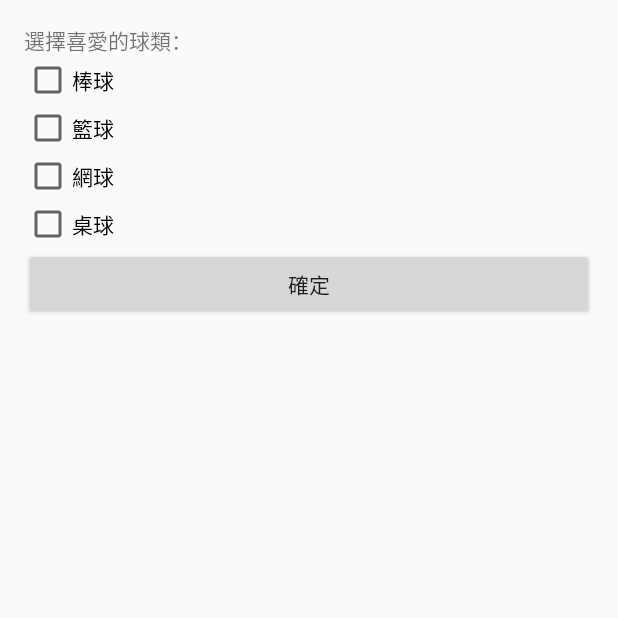
After one commit to Sundark7/NewTutorial, an Android app: the CheckBoxActivity screen opened directly, with no data from a screen before it, on a phone screen of 412 x 824 dp, the top half of it. The commit adds this screen. Run offline under Robolectric (Android 15) with nearby library versions, the phone set to English and light mode, and no system bars.

Commit message:
Add CheckBox

```diff
--- a/app/src/main/AndroidManifest.xml
+++ b/app/src/main/AndroidManifest.xml
@@ -63,6 +63,7 @@
         <activity android:name=".fragments.FragmentExActivity" />
         <activity android:name=".fragments.FragmentCallBackActivity" />
         <activity android:name=".fragments.MainActivity" />
+        <activity android:name=".ui.CheckBoxActivity" />
     </application>
 
 </manifest>
--- /dev/null
+++ b/app/src/main/java/com/example/g0294/tutorial/ui/CheckBoxActivity.java
@@ -0,0 +1,62 @@
+package com.example.g0294.tutorial.ui;
+
+import android.app.Activity;
+import android.os.Bundle;
+import android.view.View;
+import android.widget.Button;
+import android.widget.CheckBox;
+import android.widget.CompoundButton;
+import android.widget.Toast;
+
+import com.example.g0294.tutorial.R;
+
+public class CheckBoxActivity extends Activity implements View.OnClickListener {
+    private CheckBox basketball, tennis, baseball, table_tennis;
+    private Button button;
+
+    @Override
+    protected void onCreate(Bundle savedInstanceState) {
+        super.onCreate(savedInstanceState);
+        setContentView(R.layout.checkbox_layout);
+        basketball = (CheckBox) findViewById(R.id.basketball);
+        basketball.setOnCheckedChangeListener(new CompoundButton.OnCheckedChangeListener() {
+            @Override
+            public void onCheckedChanged(CompoundButton buttonView, boolean isChecked) {
+                String checked = isChecked ? "選擇" : "取消選擇";
+                Toast.makeText(CheckBoxActivity.this, buttonView.getText() + checked, Toast.LENGTH_SHORT).show();
+            }
+        });
+        baseball = (CheckBox) findViewById(R.id.baseball);
+        tennis = (CheckBox) findViewById(R.id.tennis);
+        table_tennis = (CheckBox) findViewById(R.id.table_tennis);
+        button = (Button) findViewById(R.id.button);
+        button.setOnClickListener(this);
+    }
+
+    @Override
+    public void onClick(View v) {
+        String s = "";
+        boolean flag = false;
+        if (basketball.isChecked()) {
+            s += basketball.getText().toString() + ",";
+            flag = true;
+        }
+        if (baseball.isChecked()) {
+            s += baseball.getText().toString() + ",";
+            flag = true;
+        }
+        if (tennis.isChecked()) {
+            s += tennis.getText().toString() + ",";
+            flag = true;
+        }
+        if (table_tennis.isChecked()) {
+            s += table_tennis.getText().toString() + ",";
+            flag = true;
+        }
+        if (!flag) {
+            Toast.makeText(this, "沒有選擇任何項目", Toast.LENGTH_SHORT).show();
+        } else {
+            Toast.makeText(this, s.substring(0, s.length() - 1), Toast.LENGTH_SHORT).show();
+        }
+    }
+}
--- a/app/src/main/java/com/example/g0294/tutorial/ui/UserInterfaceActivity.java
+++ b/app/src/main/java/com/example/g0294/tutorial/ui/UserInterfaceActivity.java
@@ -35,6 +35,8 @@ public class UserInterfaceActivity extends Activity {
         btn_imageResize.setOnClickListener(listener);
         btn_toast = (Button) findViewById(R.id.btn_toast);
         btn_toast.setOnClickListener(listener);
+        btn_checkBox = (Button) findViewById(R.id.btn_checkBox);
+        btn_checkBox.setOnClickListener(listener);
     }
 
     class SelectActivity implements View.OnClickListener {
@@ -66,6 +68,10 @@ public class UserInterfaceActivity extends Activity {
                     intent.setClass(getApplicationContext(), ButtonActivity.class);
                     startActivity(intent);
                     break;
+                case R.id.btn_checkBox:
+                    intent.setClass(getApplicationContext(), CheckBoxActivity.class);
+                    startActivity(intent);
+                    break;
                 case R.id.btn_toast:
                     LayoutInflater inflater = getLayoutInflater();
                     View customToast = inflater.inflate(R.layout.mytoast_layout, null);
--- /dev/null
+++ b/app/src/main/res/layout/checkbox_layout.xml
@@ -0,0 +1,48 @@
+<?xml version="1.0" encoding="utf-8"?>
+<LinearLayout xmlns:android="http://schemas.android.com/apk/res/android"
+    android:layout_width="match_parent"
+    android:layout_height="match_parent"
+    android:layout_margin="16dp"
+    android:orientation="vertical">
+
+    <TextView
+        android:layout_width="wrap_content"
+        android:layout_height="wrap_content"
+        android:text="選擇喜愛的球類：" />
+
+    <LinearLayout
+        android:layout_width="match_parent"
+        android:layout_height="wrap_content"
+        android:orientation="vertical">
+
+        <CheckBox
+            android:id="@+id/baseball"
+            android:layout_width="match_parent"
+            android:layout_height="wrap_content"
+            android:text="棒球" />
+
+        <CheckBox
+            android:id="@+id/basketball"
+            android:layout_width="match_parent"
+            android:layout_height="wrap_content"
+            android:text="籃球" />
+
+        <CheckBox
+            android:id="@+id/tennis"
+            android:layout_width="match_parent"
+            android:layout_height="wrap_content"
+            android:text="網球" />
+
+        <CheckBox
+            android:id="@+id/table_tennis"
+            android:layout_width="match_parent"
+            android:layout_height="wrap_content"
+            android:text="桌球" />
+    </LinearLayout>
+
+    <Button
+        android:id="@+id/button"
+        android:layout_width="match_parent"
+        android:layout_height="wrap_content"
+        android:text="確定" />
+</LinearLayout>
```
Also changed, not shown: app/src/main/res/layout/user_interface_layout.xml (+10 -4 lines).
